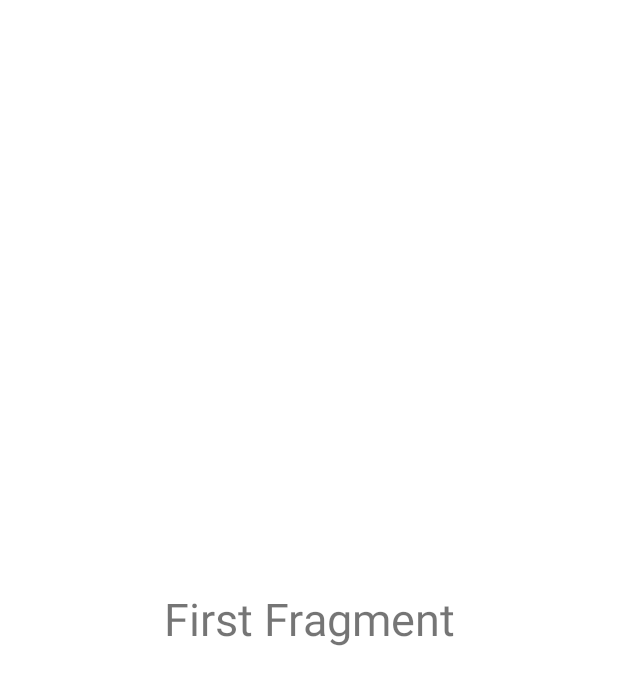
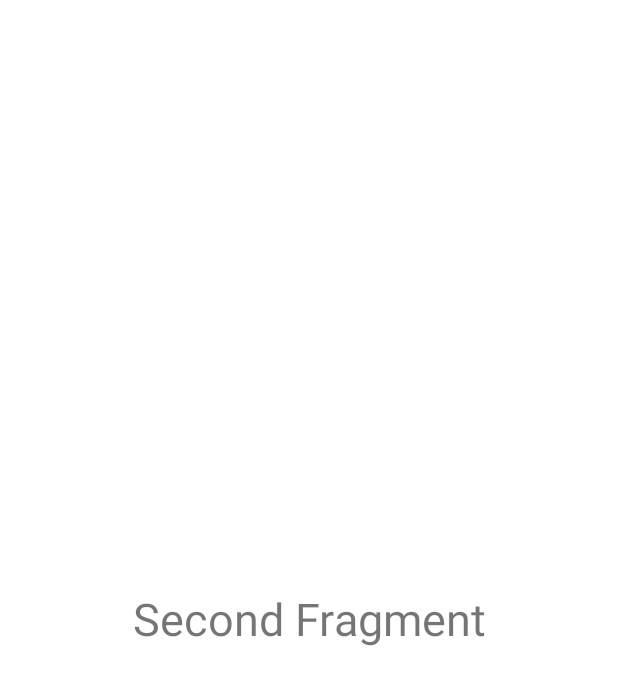
Before and after one commit to YCW-tonic/FirebaseAuthDemo, an Android app: the layout fragment_second.xml on its own in the app's theme, with its tools: preview values and no code run, on a phone screen of 412 x 824 dp. Shown: the top 685 px of the screen. Run offline under Robolectric (Android 15) with nearby library versions, the phone set to English and light mode, and no system bars.

Commit message:
do RegisterActivity.kt & MainActivity.kt

```diff
--- a/app/src/main/java/com/wuhome/firebaseauthdemo/SecondFragment.kt
+++ b/app/src/main/java/com/wuhome/firebaseauthdemo/SecondFragment.kt
@@ -8,7 +8,7 @@ import android.view.ViewGroup
 import kotlinx.android.synthetic.main.fragment_first.*
 
 
-class SecondFragment : Fragment(R.layout.fragment_first) {
+class SecondFragment : Fragment(R.layout.fragment_second) {
 
 
 }
--- a/app/src/main/res/layout/activity_fragment.xml
+++ b/app/src/main/res/layout/activity_fragment.xml
@@ -27,6 +27,7 @@
         app:layout_constraintTop_toTopOf="parent" />
 
     <fragment
+        android:name="com.wuhome.firebaseauthdemo.FirstFragment"
         android:id="@+id/fragment"
         android:layout_width="match_parent"
         android:layout_height="0dp"
--- a/app/src/main/res/layout/activity_main.xml
+++ b/app/src/main/res/layout/activity_main.xml
@@ -55,4 +55,7 @@
         app:layout_constraintTop_toTopOf="parent"
         app:layout_constraintVertical_bias="0.636"/>
 
+
+
+
 </androidx.constraintlayout.widget.ConstraintLayout>
--- a/app/src/main/res/layout/fragment_second.xml
+++ b/app/src/main/res/layout/fragment_second.xml
@@ -7,10 +7,10 @@
     tools:context=".FirstFragment">
 
     <TextView
-        android:id="@+id/tvFirstFragment"
+        android:id="@+id/tvSecondFragment"
         android:layout_width="wrap_content"
         android:layout_height="wrap_content"
-        android:text="First Fragment"
+        android:text="Second Fragment"
         android:textSize="30sp"
         app:layout_constraintBottom_toBottomOf="parent"
         app:layout_constraintEnd_toEndOf="parent"
```
Also changed, not shown: app/src/main/AndroidManifest.xml (+14 -8 lines).
